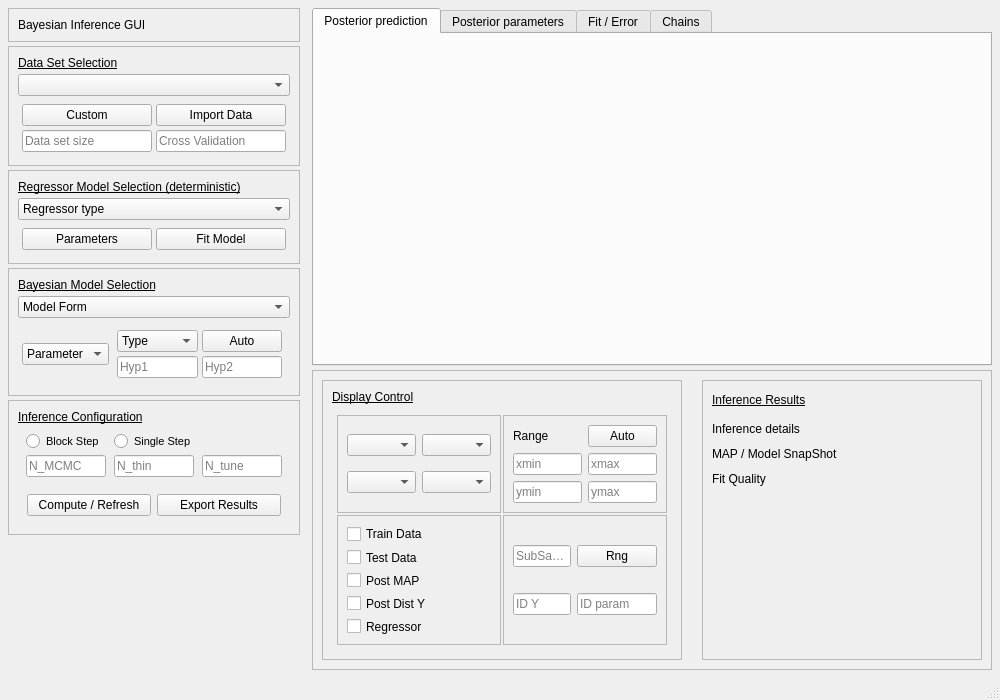
The window that testFrontQt/BayesRegGUI.ui (wfauriat/multiLang_BayesInf) describes before a commit, drawn with Qt 5.
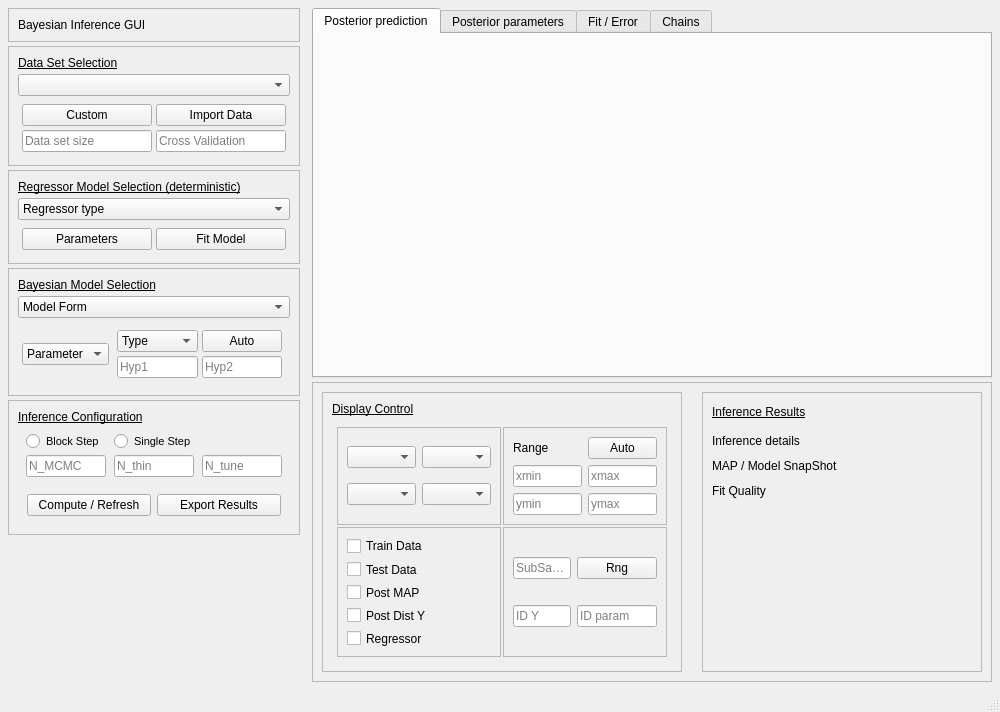
The same window after the commit.

Patch:
```diff
--- a/testFrontQt/BayesRegGUI.ui
+++ b/testFrontQt/BayesRegGUI.ui
@@ -7,7 +7,7 @@
     <x>0</x>
     <y>0</y>
     <width>1000</width>
-    <height>700</height>
+    <height>712</height>
    </rect>
   </property>
   <property name="sizePolicy">
```
